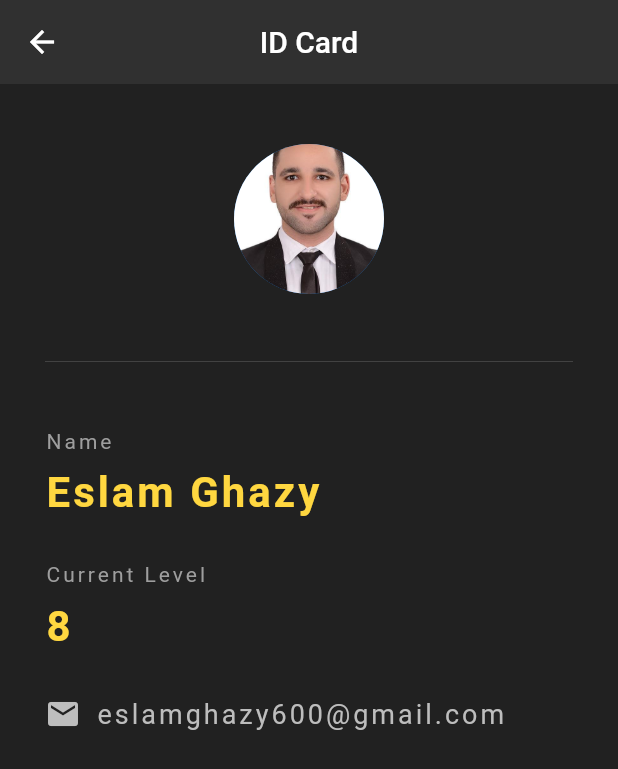
After one commit to CoderEslam/flutter1app, a Flutter app: the IdCard screen opened directly, on a phone screen of 412 x 824 dp. The commit adds this screen. Shown: the top 769 px of the screen. Run offline on Flutter 3.47's test engine with Material 2 defaults, Android fonts, the phone set to English and light mode, and no system bars; our stand-ins replace fluttertoast.

Commit message:
learn CircleAvatar ,Divider ,SizedBox

```diff
--- a/lib/ButtonsApp.dart
+++ b/lib/ButtonsApp.dart
@@ -1,5 +1,6 @@
 import 'package:flutter/material.dart';
 import 'package:flutter1app/ExpandedW.dart';
+import 'package:flutter1app/IdCard.dart';
 
 void main() {
   runApp(const ButtonsApp());
@@ -56,23 +57,20 @@
           ElevatedButton(
               onPressed: () {
                 goToPage(context);
-              }, child: const Text('Flex')),
+              },
+              child: const Text('Flex')),
 
           // Use an ElevatedButton with specific style to implement the
           // 'Filled' type.
           ElevatedButton(
             style: ElevatedButton.styleFrom(
-              foregroundColor: Theme
-                  .of(context)
-                  .colorScheme
-                  .onPrimary,
-              backgroundColor: Theme
-                  .of(context)
-                  .colorScheme
-                  .primary,
+              foregroundColor: Theme.of(context).colorScheme.onPrimary,
+              backgroundColor: Theme.of(context).colorScheme.primary,
             ).copyWith(elevation: ButtonStyleButton.allOrNull(0.0)),
-            onPressed: onPressed,
-            child: const Text('Filled'),
+            onPressed: () {
+              goToPageIdCard(context);
+            },
+            child: const Text('Id Card'),
           ),
 
           // Use an ElevatedButton with specific style to implement the
@@ -80,14 +78,8 @@
           ElevatedButton(
             style: ElevatedButton.styleFrom(
               foregroundColor:
-              Theme
-                  .of(context)
-                  .colorScheme
-                  .onSecondaryContainer,
-              backgroundColor: Theme
-                  .of(context)
-                  .colorScheme
-                  .secondaryContainer,
+                  Theme.of(context).colorScheme.onSecondaryContainer,
+              backgroundColor: Theme.of(context).colorScheme.secondaryContainer,
             ).copyWith(elevation: ButtonStyleButton.allOrNull(0.0)),
             onPressed: onPressed,
             child: const Text('Filled Tonal'),
@@ -102,8 +94,12 @@
   }
 }
 
-void goToPage(BuildContext context) =>
-    {
+void goToPage(BuildContext context) => {
       Navigator.push(
           context, MaterialPageRoute(builder: (context) => const ExpandedW()))
     };
+
+void goToPageIdCard(BuildContext context) => {
+      Navigator.push(
+          context, MaterialPageRoute(builder: (context) => const IdCard()))
+    };
--- /dev/null
+++ b/lib/IdCard.dart
@@ -0,0 +1,91 @@
+import 'package:flutter/cupertino.dart';
+import 'package:flutter/material.dart';
+
+class IdCard extends StatelessWidget {
+  const IdCard({Key? key}) : super(key: key);
+
+  @override
+  Widget build(BuildContext context) {
+    return Scaffold(
+      backgroundColor: Colors.grey[900],
+      appBar: AppBar(
+        title: Text("ID Card"),
+        centerTitle: true,
+        backgroundColor: Colors.grey[850],
+        elevation: 0.0,
+      ),
+      body: Padding(
+        padding: EdgeInsets.fromLTRB(30.0, 40, 30, 0),
+        child: Column(
+          crossAxisAlignment: CrossAxisAlignment.start,
+          children: [
+            Center(
+              child: CircleAvatar(
+                backgroundImage: AssetImage('assets/r.jpg'),
+                radius: 50.0,
+              ),
+            ),
+            Divider(
+              height: 90.0,
+              color: Colors.grey[800],
+            ),
+            Text(
+              "Name",
+              style: TextStyle(color: Colors.grey, letterSpacing: 2.0),
+            ),
+            SizedBox(
+              height: 10.0,
+            ),
+            Text(
+              "Eslam Ghazy",
+              style: TextStyle(
+                  color: Colors.amberAccent[200],
+                  letterSpacing: 2.0,
+                  fontSize: 28.0,
+                  fontWeight: FontWeight.bold),
+            ),
+            SizedBox(
+              height: 30.0,
+            ),
+            Text(
+              "Current Level",
+              style: TextStyle(color: Colors.grey, letterSpacing: 2.0),
+            ),
+            SizedBox(
+              height: 10.0,
+            ),
+            Text(
+              "8",
+              style: TextStyle(
+                  color: Colors.amberAccent[200],
+                  letterSpacing: 2.0,
+                  fontSize: 28.0,
+                  fontWeight: FontWeight.bold),
+            ),
+            SizedBox(
+              height: 30.0,
+            ),
+            Row(
+              children: [
+                Icon(
+                  Icons.email,
+                  color: Colors.grey[400],
+                ),
+                SizedBox(
+                  width: 10.0,
+                ),
+                Text(
+                  "eslamghazy600@gmail.com",
+                  style: TextStyle(
+                      color: Colors.grey[400],
+                      fontSize: 18.0,
+                      letterSpacing: 2.0),
+                ),
+              ],
+            ),
+          ],
+        ),
+      ),
+    );
+  }
+}
```
